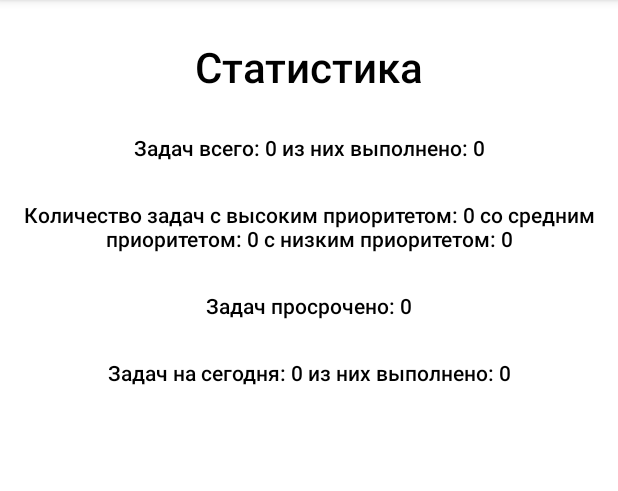
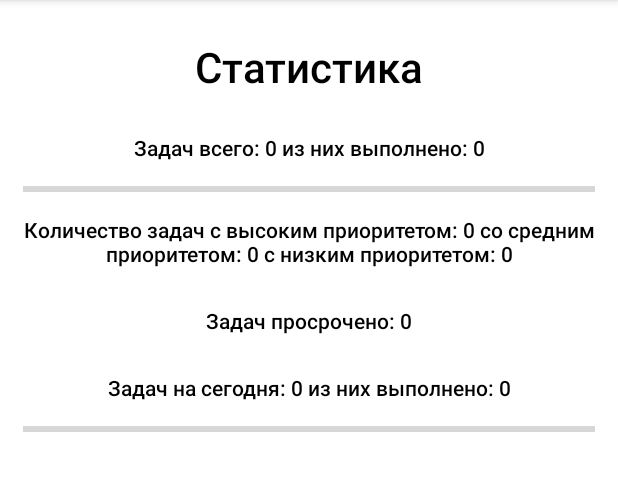
Before and after one commit to PuzhaikinMaxim/taskManager, an Android app: the screen it shows after launch (StatisticsActivity), in the side drawer, after a tap on "Статистика", on a phone screen of 412 x 824 dp, the part 84-575 px from its top. Run offline under Robolectric (Android 15) with nearby library versions, the phone set to English and light mode, and no system bars; our stand-ins replace Room's generated code.

Commit message:
Что нового: 1. Доработка интерфейса

```diff
--- a/app/src/main/java/com/example/taskmanager/data/TaskDao.kt
+++ b/app/src/main/java/com/example/taskmanager/data/TaskDao.kt
@@ -20,7 +20,7 @@ interface TaskDao {
     @Query("SELECT max(id) FROM tasks")
     fun getLastTaskId(): Int
 
-    @Query("UPDATE tasks SET isOutdated = :isOutdated WHERE taskDate < :today")
+    @Query("UPDATE tasks SET isOutdated = :isOutdated WHERE taskDate < :today AND NOT isDone")
     fun updateOutdatedTasks(today: GregorianCalendar, isOutdated: Boolean = OUTDATED)
 
     @Query("SELECT * FROM tasks WHERE taskDate == :gregorianCalendar")
--- a/app/src/main/java/com/example/taskmanager/data/TaskManagerRepositoryImpl.kt
+++ b/app/src/main/java/com/example/taskmanager/data/TaskManagerRepositoryImpl.kt
@@ -138,7 +138,7 @@ object TaskManagerRepositoryImpl : TaskManagerRepository {
     }
 
     private fun updateList() {
-        tasksListLD.value = tasksList.toList()
+        tasksListLD.value = tasksList.toList().sortedByDescending { Task -> Task.priorityType }
     }
 
     private fun getTodayDate() : GregorianCalendar{
--- a/app/src/main/java/com/example/taskmanager/presentation/DaysListAdapter.kt
+++ b/app/src/main/java/com/example/taskmanager/presentation/DaysListAdapter.kt
@@ -39,11 +39,11 @@ class DaysListAdapter : RecyclerView.Adapter<DaysListAdapter.DaysListViewHolder>
             holder.layoutDay?.setBackgroundColor(Color.LTGRAY)
         }
         else if(day.isEveryTaskDone){
-            holder.layoutDay?.setBackgroundColor(Color.GREEN)
+            holder.layoutDay?.setBackgroundColor(context.getColor(R.color.light_green))
             println(day.dayOfMonth)
         }
         else {
-            holder.layoutDay?.setBackgroundColor(context.getColor(R.color.light_gray))
+            holder.layoutDay?.setBackgroundColor(context.getColor(R.color.light_yellow))
         }
         holder.itemView.setOnClickListener {
             onDayItemListener?.invoke(day)
--- a/app/src/main/java/com/example/taskmanager/presentation/TaskAdapter.kt
+++ b/app/src/main/java/com/example/taskmanager/presentation/TaskAdapter.kt
@@ -46,9 +46,9 @@ class TaskAdapter : RecyclerView.Adapter<TaskAdapter.TaskViewHolder>() {
             item.taskDescription
         )
         val backgroundColor = when(item.priorityType) {
-            PriorityTypes.HIGH_PRIORITY -> Color.RED
-            PriorityTypes.MEDIUM_PRIORITY -> Color.YELLOW
-            PriorityTypes.LOW_PRIORITY -> Color.GREEN
+            PriorityTypes.HIGH_PRIORITY -> context.getColor(R.color.light_red)
+            PriorityTypes.MEDIUM_PRIORITY -> context.getColor(R.color.light_yellow)
+            PriorityTypes.LOW_PRIORITY -> context.getColor(R.color.light_green)
         }
         holder.taskCardBackground?.setBackgroundColor(backgroundColor)
         if(item.isOutdated){
--- a/app/src/main/java/com/example/taskmanager/presentation/activities/StatisticsActivity.kt
+++ b/app/src/main/java/com/example/taskmanager/presentation/activities/StatisticsActivity.kt
@@ -4,12 +4,14 @@ import android.content.Context
 import android.content.Intent
 import android.os.Bundle
 import android.view.MenuItem
+import android.widget.ProgressBar
 import android.widget.TextView
 import androidx.appcompat.app.ActionBarDrawerToggle
 import androidx.appcompat.app.AppCompatActivity
 import androidx.drawerlayout.widget.DrawerLayout
 import androidx.lifecycle.ViewModelProvider
 import com.example.taskmanager.R
+import com.example.taskmanager.domain.Statistics
 import com.example.taskmanager.presentation.viewmodels.StatisticsViewModel
 import com.google.android.material.navigation.NavigationView
 import java.lang.RuntimeException
@@ -21,6 +23,8 @@ class StatisticsActivity : AppCompatActivity() {
     private lateinit var tvAmountOfPriorityTasks: TextView
     private lateinit var tvAmountOfOutdatedTasks: TextView
     private lateinit var tvTodayTasksAmount: TextView
+    private lateinit var pbAmountOfTasks: ProgressBar
+    private lateinit var pbTodayTasksAmount: ProgressBar
     private lateinit var toggle: ActionBarDrawerToggle
     private lateinit var drawerLayout: DrawerLayout
 
@@ -81,6 +85,8 @@ class StatisticsActivity : AppCompatActivity() {
         tvAmountOfPriorityTasks = findViewById(R.id.tv_amount_of_priority_tasks)
         tvAmountOfOutdatedTasks = findViewById(R.id.tv_amount_of_outdated_tasks)
         tvTodayTasksAmount = findViewById(R.id.tv_today_tasks_amount)
+        pbAmountOfTasks = findViewById(R.id.pb_amount_of_tasks)
+        pbTodayTasksAmount = findViewById(R.id.pb_today_task_amount)
     }
 
     private fun setTextViewText(){
@@ -105,7 +111,15 @@ class StatisticsActivity : AppCompatActivity() {
                 it.amountOfTodayTasks.toString(),
                 it.amountOfTodayCompletedTasks.toString()
             )
+            setProgressBarStatistics(it)
         }
+    }
+
+    private fun setProgressBarStatistics(stat: Statistics) {
+        pbAmountOfTasks.max = stat.amountOfAllTasks
+        pbAmountOfTasks.progress = stat.amountOfCompletedTasks
+        pbTodayTasksAmount.max = stat.amountOfTodayTasks
+        pbTodayTasksAmount.progress = stat.amountOfTodayCompletedTasks
     }
 
     companion object {
--- a/app/src/main/res/layout/activity_choose_day.xml
+++ b/app/src/main/res/layout/activity_choose_day.xml
@@ -37,6 +37,8 @@
             android:layout_width="wrap_content"
             android:layout_height="wrap_content"
             android:layout_marginTop="10dp"
+            android:textSize="20sp"
+            android:textColor="@color/black"
             android:text="Год"
             app:layout_constraintEnd_toEndOf="parent"
             app:layout_constraintStart_toStartOf="parent"
@@ -47,6 +49,8 @@
             android:layout_width="wrap_content"
             android:layout_height="wrap_content"
             android:layout_marginTop="10dp"
+            android:textSize="20sp"
+            android:textColor="@color/black"
             android:text="Месяц"
             app:layout_constraintEnd_toEndOf="parent"
             app:layout_constraintStart_toStartOf="parent"
--- a/app/src/main/res/layout/activity_statistics.xml
+++ b/app/src/main/res/layout/activity_statistics.xml
@@ -10,17 +10,16 @@
     <androidx.constraintlayout.widget.ConstraintLayout
         android:layout_width="match_parent"
         android:layout_height="match_parent"
-        tools:context=".presentation.activities.StatisticsActivity"
-        >
+        tools:context=".presentation.activities.StatisticsActivity">
 
         <TextView
             android:id="@+id/tv_statistics_title"
             android:layout_width="wrap_content"
             android:layout_height="wrap_content"
+            android:layout_marginTop="25dp"
             android:fontFamily="sans-serif-medium"
-            android:layout_marginTop="25dp"
+            android:text="Статистика"
             android:textColor="@color/black"
-            android:text="Статистика"
             android:textSize="28sp"
             app:layout_constraintEnd_toEndOf="parent"
             app:layout_constraintStart_toStartOf="parent"
@@ -30,14 +29,14 @@
             android:id="@+id/tv_amount_of_tasks"
             android:layout_width="match_parent"
             android:layout_height="wrap_content"
+            android:layout_marginLeft="15dp"
+            android:layout_marginTop="25dp"
+            android:layout_marginRight="15dp"
             android:fontFamily="sans-serif-medium"
+            android:text="@string/amount_of_tasks"
             android:textAlignment="center"
-            android:layout_marginTop="25dp"
             android:textColor="@color/black"
-            android:text="@string/amount_of_tasks"
             android:textSize="14sp"
-            android:layout_marginLeft="15dp"
-            android:layout_marginRight="15dp"
             app:layout_constraintEnd_toEndOf="parent"
             app:layout_constraintStart_toStartOf="parent"
             app:layout_constraintTop_toBottomOf="@id/tv_statistics_title" />
@@ -46,14 +45,14 @@
             android:id="@+id/tv_amount_of_priority_tasks"
             android:layout_width="match_parent"
             android:layout_height="wrap_content"
+            android:layout_marginLeft="15dp"
+            android:layout_marginTop="35dp"
+            android:layout_marginRight="15dp"
             android:fontFamily="sans-serif-medium"
-            android:layout_marginTop="25dp"
+            android:text="@string/amount_priority_tasks"
+            android:textAlignment="center"
             android:textColor="@color/black"
-            android:textAlignment="center"
-            android:text="@string/amount_priority_tasks"
             android:textSize="14sp"
-            android:layout_marginLeft="15dp"
-            android:layout_marginRight="15dp"
             app:layout_constraintEnd_toEndOf="parent"
             app:layout_constraintStart_toStartOf="parent"
             app:layout_constraintTop_toBottomOf="@id/tv_amount_of_tasks" />
@@ -62,14 +61,14 @@
             android:id="@+id/tv_amount_of_outdated_tasks"
             android:layout_width="match_parent"
             android:layout_height="wrap_content"
+            android:layout_marginLeft="15dp"
+            android:layout_marginTop="25dp"
+            android:layout_marginRight="15dp"
             android:fontFamily="sans-serif-medium"
+            android:text="@string/outdated_tasks"
             android:textAlignment="center"
-            android:layout_marginTop="25dp"
             android:textColor="@color/black"
-            android:text="@string/outdated_tasks"
             android:textSize="14sp"
-            android:layout_marginLeft="15dp"
-            android:layout_marginRight="15dp"
             app:layout_constraintEnd_toEndOf="parent"
             app:layout_constraintStart_toStartOf="parent"
             app:layout_constraintTop_toBottomOf="@id/tv_amount_of_priority_tasks" />
@@ -78,17 +77,43 @@
             android:id="@+id/tv_today_tasks_amount"
             android:layout_width="match_parent"
             android:layout_height="wrap_content"
+            android:layout_marginLeft="15dp"
+            android:layout_marginTop="25dp"
+            android:layout_marginRight="15dp"
+            android:fontFamily="sans-serif-medium"
+            android:text="@string/today_task"
             android:textAlignment="center"
-            android:fontFamily="sans-serif-medium"
-            android:layout_marginTop="25dp"
             android:textColor="@color/black"
-            android:text="@string/today_task"
             android:textSize="14sp"
-            android:layout_marginLeft="15dp"
-            android:layout_marginRight="15dp"
             app:layout_constraintEnd_toEndOf="parent"
             app:layout_constraintStart_toStartOf="parent"
             app:layout_constraintTop_toBottomOf="@id/tv_amount_of_outdated_tasks" />
+
+        <ProgressBar
+            android:id="@+id/pb_amount_of_tasks"
+            style="@android:style/Widget.DeviceDefault.Light.ProgressBar.Horizontal"
+            android:layout_width="0dp"
+            android:layout_height="wrap_content"
+            android:layout_marginLeft="15dp"
+            android:layout_marginRight="15dp"
+            android:progressTint="@color/light_green"
+            app:layout_constraintBottom_toTopOf="@+id/tv_amount_of_priority_tasks"
+            app:layout_constraintEnd_toEndOf="parent"
+            app:layout_constraintStart_toStartOf="parent"
+            app:layout_constraintTop_toBottomOf="@+id/tv_amount_of_tasks" />
+
+        <ProgressBar
+            android:id="@+id/pb_today_task_amount"
+            style="?android:attr/progressBarStyleHorizontal"
+            android:layout_width="0dp"
+            android:layout_height="wrap_content"
+            android:layout_marginLeft="15dp"
+            android:layout_marginTop="10dp"
+            android:layout_marginRight="15dp"
+            android:progressTint="@color/light_green"
+            app:layout_constraintEnd_toEndOf="parent"
+            app:layout_constraintStart_toStartOf="parent"
+            app:layout_constraintTop_toBottomOf="@+id/tv_today_tasks_amount" />
 
 
     </androidx.constraintlayout.widget.ConstraintLayout>
@@ -97,8 +122,7 @@
         android:id="@+id/nav_view"
         android:layout_width="match_parent"
         android:layout_height="match_parent"
-        app:menu="@menu/nav_menu"
         android:layout_gravity="start"
         android:fitsSystemWindows="true"
-        />
+        app:menu="@menu/nav_menu" />
 </androidx.drawerlayout.widget.DrawerLayout>
--- a/app/src/main/res/values/colors.xml
+++ b/app/src/main/res/values/colors.xml
@@ -11,4 +11,7 @@
     <color name="dark_gray">#2F313E</color>
     <color name="light_blue">#9292ED</color>
     <color name="light_gray">#656B73</color>
+    <color name="light_green">#4EF372</color>
+    <color name="light_red">#DC234B</color>
+    <color name="light_yellow">#E0E633</color>
 </resources>
--- a/app/src/main/res/values/styles.xml
+++ b/app/src/main/res/values/styles.xml
@@ -7,7 +7,7 @@
     </style>
 
     <style name="Layout">
-        <item name="android:background">@color/dark_gray</item>
+        <item name="android:background">@color/white</item>
     </style>
 
     <style name="TextInputEditText">
```
